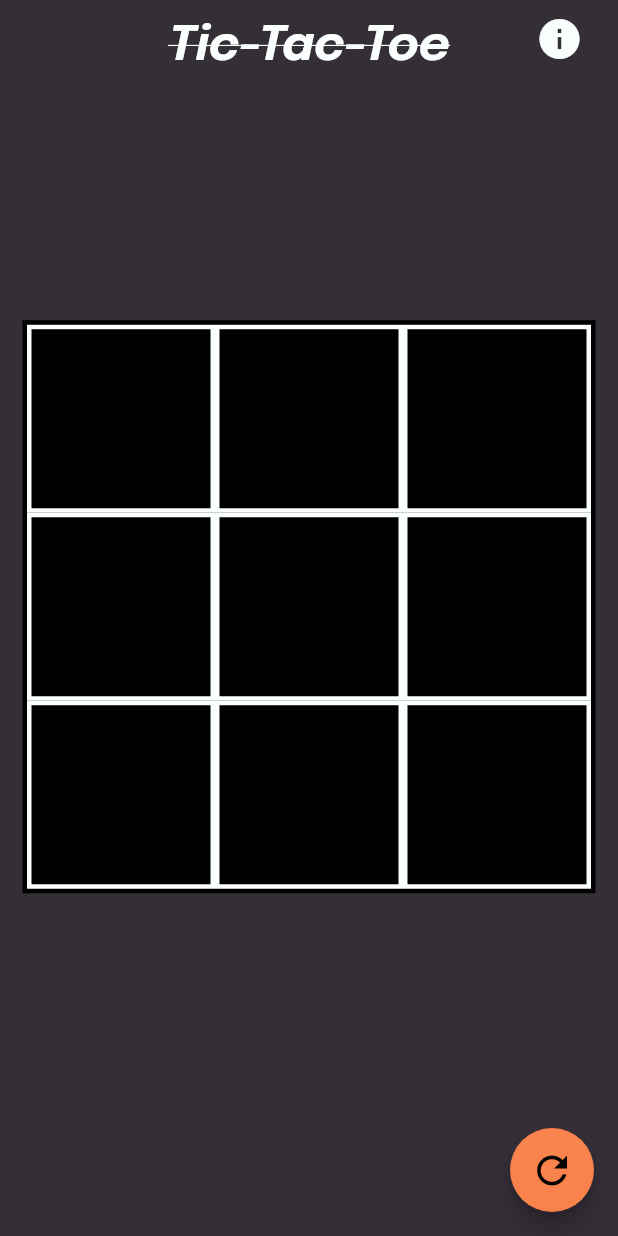
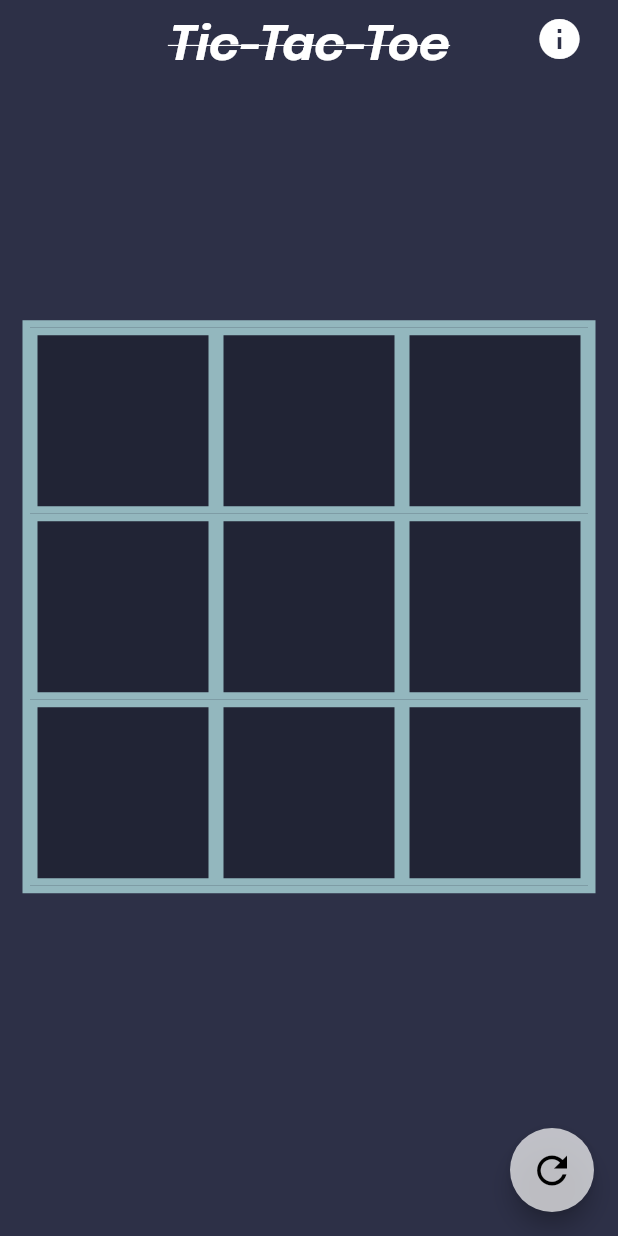
Before and after one commit to samitkapoor/tic-tac-toe, a Flutter app: the screen it shows after launch, after a tap on the "refresh" icon, on a phone screen of 412 x 824 dp. Run offline on Flutter 3.47's test engine with Material 2 defaults, Android fonts, the phone set to English and light mode, and no system bars; our stand-ins replace google_fonts.

Commit message:
Clear snackbars on restart press

```diff
--- a/lib/components/grid_button_widget.dart
+++ b/lib/components/grid_button_widget.dart
@@ -28,8 +28,8 @@ class GridButtonWidget extends StatelessWidget {
             context: context);
       },
       child: Container(
-        height: (MediaQuery.of(context).size.width - 36) / 3,
-        width: (MediaQuery.of(context).size.width - 36) / 3,
+        height: (MediaQuery.of(context).size.width - 40) / 3,
+        width: (MediaQuery.of(context).size.width - 40) / 3,
         decoration: BoxDecoration(
           border: Border.all(
             color: (gridButton.value == 1 ||
@@ -37,7 +37,7 @@ class GridButtonWidget extends StatelessWidget {
                     gridButton.value == 0)
                 ? gridColor
                 : Colors.yellow,
-            width: 3,
+            width: 5,
           ),
           color: (gridButton.value != 3 && gridButton.value != 4)
               ? Colors.transparent
--- a/lib/constants/colors.dart
+++ b/lib/constants/colors.dart
@@ -1,10 +1,10 @@
 import 'package:flutter/material.dart';
 
 //color of the cross (player 1)
-Color crossColor = const Color(0xff3C91E6);
+Color crossColor = const Color(0xff93B7BE);
 
 //color of the circle (player 2)
 Color circleColor = const Color(0xff9FD356);
 
 //color for the grid lines
-Color gridColor = const Color(0xffFAFFFD);
+Color gridColor = const Color(0xff93B7BE);
--- a/lib/core/game_screen.dart
+++ b/lib/core/game_screen.dart
@@ -41,7 +41,7 @@ class GameScreenState extends State<GameScreen> {
                   fontStyle: FontStyle.italic,
                   decoration: TextDecoration.lineThrough,
                   fontWeight: FontWeight.bold,
-                  color: gridColor,
+                  color: Colors.white,
                 ),
                 textAlign: TextAlign.center,
               ),
@@ -54,14 +54,16 @@ class GameScreenState extends State<GameScreen> {
                   launchUrlString(aboutGameUrl);
                 },
                 tooltip: 'About',
-                icon: Icon(Icons.info, size: 32, color: gridColor),
+                icon: const Icon(Icons.info, size: 32, color: Colors.white),
               ),
             ),
             Container(
               height: MediaQuery.of(context).size.width - 30,
-              width: MediaQuery.of(context).size.width - 30,
-              padding: const EdgeInsets.all(3),
-              color: Colors.black,
+              width: MediaQuery.of(context).size.width - 29,
+              decoration: BoxDecoration(
+                border: Border.all(color: gridColor, width: 5),
+                color: Colors.black26,
+              ),
               alignment: Alignment.center,
               child: Row(
                 mainAxisAlignment: MainAxisAlignment.center,
@@ -70,8 +72,8 @@ class GameScreenState extends State<GameScreen> {
                   ...gameState.map(
                     (column) {
                       return SizedBox(
-                        height: MediaQuery.of(context).size.width - 36,
-                        width: (MediaQuery.of(context).size.width - 36) / 3,
+                        height: MediaQuery.of(context).size.width - 40,
+                        width: (MediaQuery.of(context).size.width - 40) / 3,
                         child: Column(
                           children: (column)
                               .map(
@@ -93,7 +95,7 @@ class GameScreenState extends State<GameScreen> {
       ),
       floatingActionButton: FloatingActionButton(
         onPressed: () {
-          onRestart(gameScreenKey: widget.gameScreenKey);
+          onRestart(gameScreenKey: widget.gameScreenKey, context: context);
         },
         tooltip: 'Restart game',
         backgroundColor: Theme.of(context).primaryColor,
--- a/lib/main.dart
+++ b/lib/main.dart
@@ -16,8 +16,8 @@ class Tictactoe extends StatelessWidget {
     return MaterialApp(
       debugShowCheckedModeBanner: false,
       theme: ThemeData(
-        scaffoldBackgroundColor: const Color(0xff342E37),
-        primaryColor: const Color(0xffFA824C),
+        scaffoldBackgroundColor: const Color(0xff2D3047),
+        primaryColor: Colors.white70,
         colorScheme: const ColorScheme.light(),
       ),
       home: GameScreen(gameScreenKey: gameScreenKey, key: gameScreenKey),
--- a/lib/utils/logic.dart
+++ b/lib/utils/logic.dart
@@ -93,7 +93,9 @@ void onPlay(
 
 //method called when restart floating button is pressed
 //resets all the value, so the game can be played again
-void onRestart({required GlobalKey<GameScreenState> gameScreenKey}) {
+void onRestart(
+    {required GlobalKey<GameScreenState> gameScreenKey,
+    required BuildContext context}) {
   for (int i = 0; i < 3; i++) {
     for (int j = 0; j < 3; j++) {
       gameState[i][j].value = 0;
@@ -102,7 +104,7 @@ void onRestart({required GlobalKey<GameScreenState> gameScreenKey}) {
 
   currentTurn = Turn.playerOne;
   result = Result.play;
-
+  ScaffoldMessenger.of(context).clearSnackBars();
   // ignore: invalid_use_of_protected_member
   gameScreenKey.currentState!.setState(() {});
 }
```
